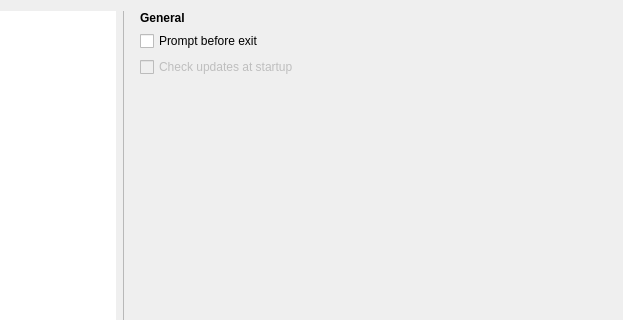
Before: the Qt Designer form views/PreferencesDialog.ui in Lymphatus/caesium-image-compressor, drawn with Qt 5; both pictures show x 151 to 774 and y 0 to 320 of the 774 by 528 pixel window.
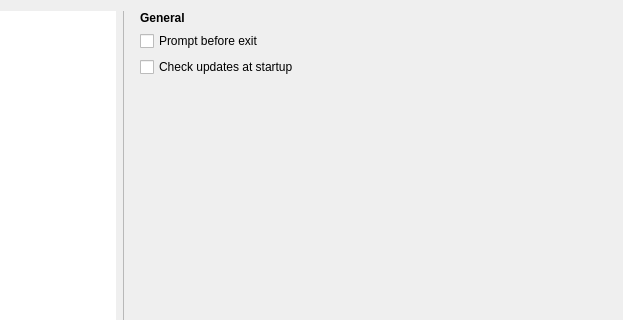
After: the same form once the commit is applied. Icons and pictures are not drawn.

The edit to the form file:
```diff
--- a/views/PreferencesDialog.ui
+++ b/views/PreferencesDialog.ui
@@ -71,7 +71,7 @@
          <item row="4" column="1">
           <widget class="QCheckBox" name="checkUpdatesAtStartup_CheckBox">
            <property name="enabled">
-            <bool>false</bool>
+            <bool>true</bool>
            </property>
            <property name="text">
             <string>Check updates at startup</string>
```
Left out of the diff: 1 changed line with no effect on the pictures.
